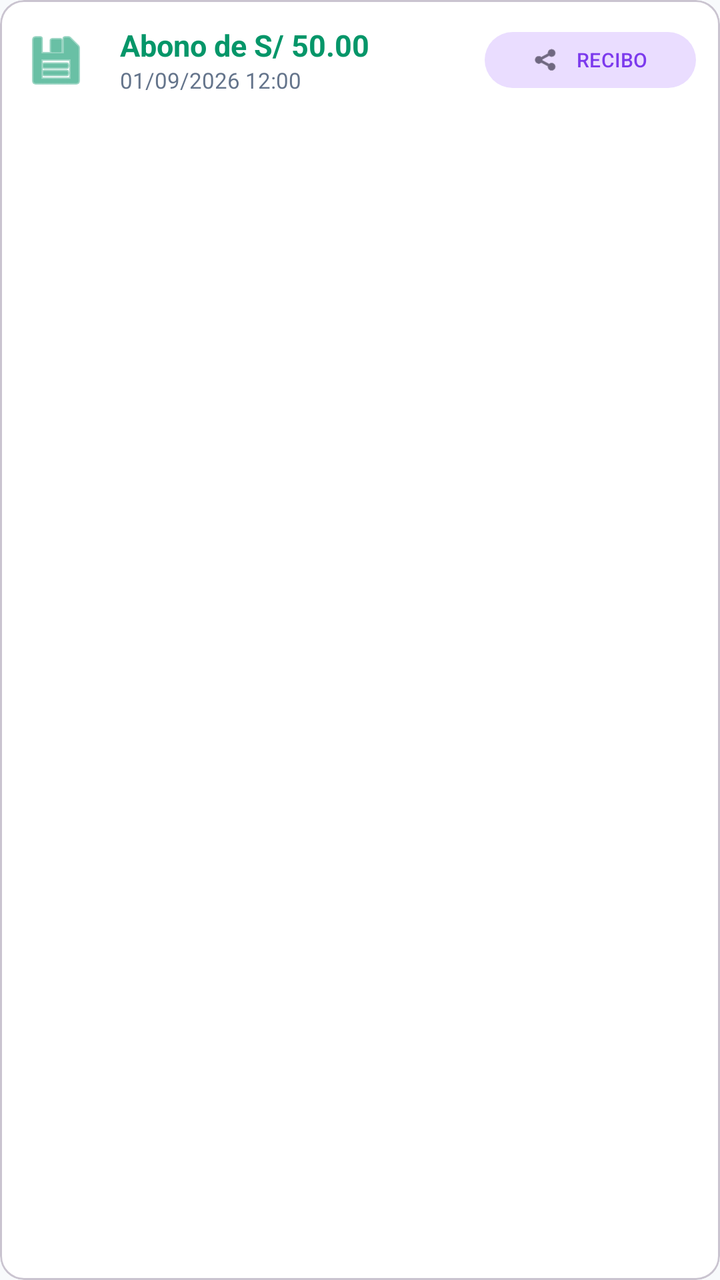
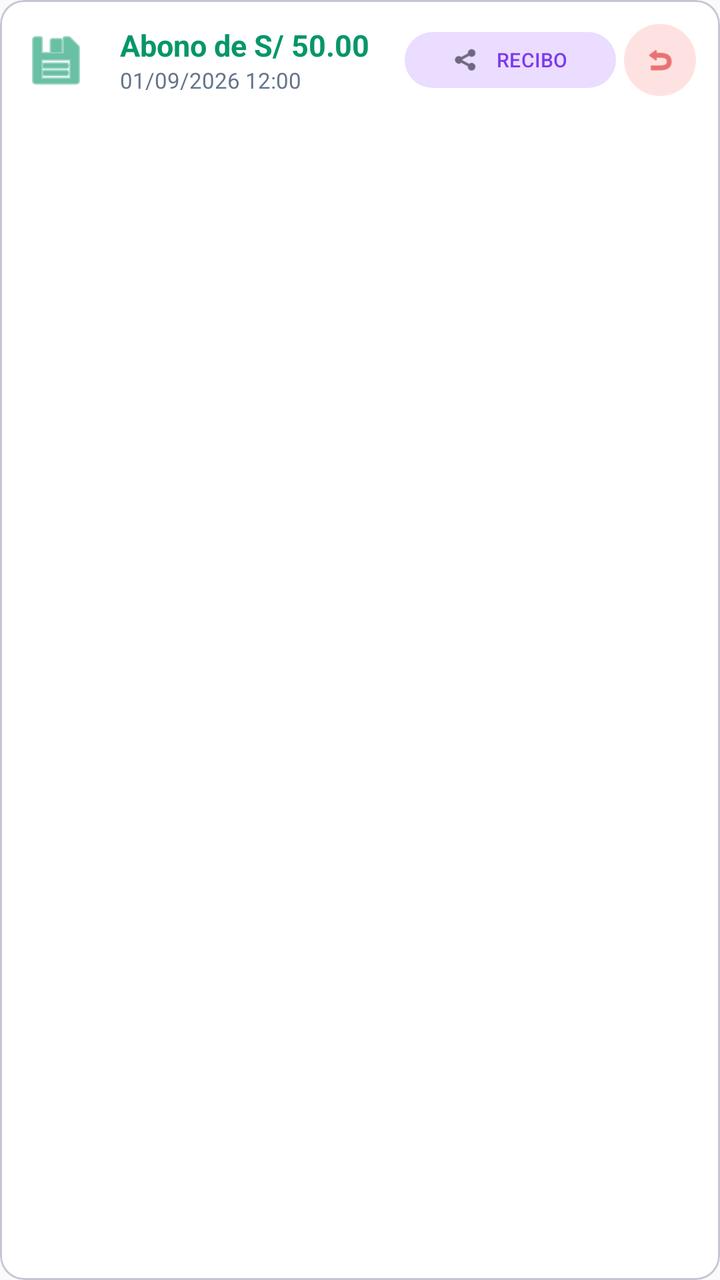

Before-and-after screenshots of an Android layout around one commit, followed by the original layout XML and the change that was made.
<!-- AndroidManifest.xml: application theme Theme.Gomezmart -->
<!-- res/layout/item_loan_payment.xml -->
<?xml version="1.0" encoding="utf-8"?>
<com.google.android.material.card.MaterialCardView xmlns:android="http://schemas.android.com/apk/res/android"
    xmlns:app="http://schemas.android.com/apk/res-auto"
    android:layout_width="match_parent"
    android:layout_height="wrap_content"
    android:layout_marginVertical="4dp"
    app:cardCornerRadius="12dp"
    app:cardElevation="0dp"
    app:strokeWidth="1dp"
    app:strokeColor="?attr/colorOutlineVariant"
    app:cardBackgroundColor="?attr/colorSurfaceContainer">

    <LinearLayout
        android:layout_width="match_parent"
        android:layout_height="wrap_content"
        android:orientation="horizontal"
        android:padding="12dp"
        android:gravity="center_vertical">

        <ImageView
            android:layout_width="32dp"
            android:layout_height="32dp"
            android:src="@android:drawable/ic_menu_save"
            android:contentDescription="Icono de Pago"
            app:tint="@color/emerald_600" />

        <LinearLayout
            android:layout_width="0dp"
            android:layout_height="wrap_content"
            android:layout_weight="1"
            android:orientation="vertical"
            android:layout_marginStart="16dp">
            <TextView
                android:id="@+id/tvPaymentAmount"
                android:layout_width="wrap_content"
                android:layout_height="wrap_content"
                android:text="Abono de S/ 50.00"
                android:textStyle="bold"
                android:textSize="15sp"
                android:textColor="@color/emerald_600" />
            <TextView
                android:id="@+id/tvPaymentDate"
                android:layout_width="wrap_content"
                android:layout_height="wrap_content"
                android:text="01/09/2026 12:00"
                android:textSize="11sp"
                android:textColor="?attr/colorOnSurfaceVariant" />
            <TextView
                android:id="@+id/tvPaymentDetail"
                android:layout_width="wrap_content"
                android:layout_height="wrap_content"
                android:text="Incluye mora"
                android:textSize="10sp"
                android:textColor="@color/slate_400"
                android:visibility="gone" />
        </LinearLayout>

        <com.google.android.material.button.MaterialButton
            android:id="@+id/btnDownloadReceipt"
            style="@style/Widget.Material3.Button.TonalButton"
            android:layout_width="wrap_content"
            android:layout_height="36dp"
            android:text="RECIBO"
            android:textSize="10sp"
            app:cornerRadius="18dp"
            app:icon="@android:drawable/ic_menu_share"
            app:iconSize="14dp"
            app:backgroundTint="?attr/colorPrimaryContainer"
            android:textColor="?attr/colorPrimary" />
    </LinearLayout>
</com.google.android.material.card.MaterialCardView>
<!-- resources referenced by this layout -->
<resources>
  <color name="emerald_600">#059669</color>
  <color name="slate_400">#94A3B8</color>
  <style name="Theme.Gomezmart" parent="Base.Theme.Gomezmart" />
  <style name="Base.Theme.Gomezmart" parent="Theme.Material3.DayNight.NoActionBar">
          <item name="colorPrimary">@color/purple_600</item>
          <item name="colorOnPrimary">@color/white</item>
          <item name="colorSecondary">@color/indigo_500</item>
          <item name="colorSurface">@color/slate_50</item>
          <item name="colorOnSurface">@color/slate_900</item>
          <item name="colorOnSurfaceVariant">@color/slate_500</item>
          <item name="colorSurfaceContainer">@color/white</item>
          <item name="android:windowBackground">@color/slate_50</item>
      </style>
  <color name="purple_600">#7C3AED</color>
  <color name="white">#FFFFFFFF</color>
  <color name="indigo_500">#6366F1</color>
  <color name="slate_50">#F8FAFC</color>
  <color name="slate_900">#0F172A</color>
  <color name="slate_500">#64748B</color>
</resources>

<!-- the commit's change to res/layout/item_loan_payment.xml (unified diff, before → after) -->
@@ -3,7 +3,8 @@
     xmlns:app="http://schemas.android.com/apk/res-auto"
     android:layout_width="match_parent"
     android:layout_height="wrap_content"
-    android:layout_marginVertical="4dp"
+    android:layout_marginTop="4dp"
+    android:layout_marginBottom="4dp"
     app:cardCornerRadius="12dp"
     app:cardElevation="0dp"
     app:strokeWidth="1dp"
@@ -55,6 +56,27 @@
                 android:visibility="gone" />
         </LinearLayout>
 
+        <com.google.android.material.card.MaterialCardView
+            android:id="@+id/cardPaymentVoucher"
+            android:layout_width="36dp"
+            android:layout_height="36dp"
+            android:layout_marginEnd="8dp"
+            app:cardCornerRadius="8dp"
+            app:cardElevation="0dp"
+            app:strokeWidth="1dp"
+            app:strokeColor="?attr/colorOutlineVariant"
+            android:visibility="gone"
+            android:clickable="true"
+            android:focusable="true"
+            android:foreground="?attr/selectableItemBackground">
+
+            <ImageView
+                android:id="@+id/ivPaymentReceiptPreview"
+                android:layout_width="match_parent"
+                android:layout_height="match_parent"
+                android:scaleType="centerCrop" />
+        </com.google.android.material.card.MaterialCardView>
+
         <com.google.android.material.button.MaterialButton
             android:id="@+id/btnDownloadReceipt"
             style="@style/Widget.Material3.Button.TonalButton"
@@ -67,5 +89,23 @@
             app:iconSize="14dp"
             app:backgroundTint="?attr/colorPrimaryContainer"
             android:textColor="?attr/colorPrimary" />
+
+        <com.google.android.material.button.MaterialButton
+            android:id="@+id/btnReversePayment"
+            style="@style/Widget.Material3.Button.TonalButton"
+            android:layout_width="36dp"
+            android:layout_height="36dp"
+            android:layout_marginStart="4dp"
+            android:contentDescription="Deshacer cobro"
+            android:insetTop="0dp"
+            android:insetBottom="0dp"
+            android:padding="0dp"
+            app:cornerRadius="18dp"
+            app:icon="@android:drawable/ic_menu_revert"
+            app:iconSize="16dp"
+            app:iconPadding="0dp"
+            app:iconGravity="textStart"
+            app:backgroundTint="#FEE2E2"
+            app:iconTint="#DC2626" />
     </LinearLayout>
 </com.google.android.material.card.MaterialCardView>
